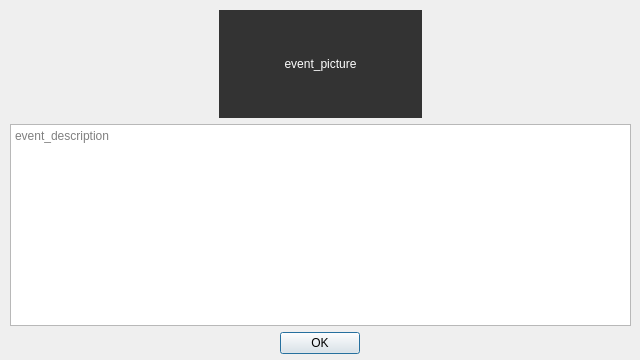
The window that ui/event_dialog.ui (RedT0ny/Dragons-of-Glory) describes before a commit, drawn with Qt 5.
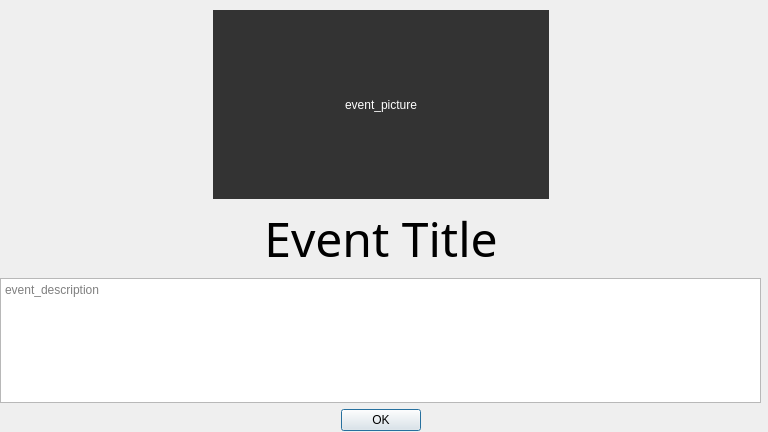
The same window after the commit.

Patch:
```diff
--- a/ui/event_dialog.ui
+++ b/ui/event_dialog.ui
@@ -6,8 +6,8 @@
    <rect>
     <x>0</x>
     <y>0</y>
-    <width>640</width>
-    <height>360</height>
+    <width>768</width>
+    <height>432</height>
    </rect>
   </property>
   <property name="windowTitle">
@@ -16,48 +16,14 @@
   <widget class="QWidget" name="gridLayoutWidget">
    <property name="geometry">
     <rect>
-     <x>10</x>
+     <x>0</x>
      <y>10</y>
-     <width>621</width>
-     <height>344</height>
+     <width>761</width>
+     <height>421</height>
     </rect>
    </property>
    <layout class="QGridLayout" name="event_layout">
-    <item row="2" column="1">
-     <widget class="QLabel" name="event_picture">
-      <property name="sizePolicy">
-       <sizepolicy hsizetype="Fixed" vsizetype="Fixed">
-        <horstretch>0</horstretch>
-        <verstretch>0</verstretch>
-       </sizepolicy>
-      </property>
-      <property name="minimumSize">
-       <size>
-        <width>192</width>
-        <height>108</height>
-       </size>
-      </property>
-      <property name="maximumSize">
-       <size>
-        <width>240</width>
-        <height>135</height>
-       </size>
-      </property>
-      <property name="autoFillBackground">
-       <bool>false</bool>
-      </property>
-      <property name="styleSheet">
-       <string notr="true">background-color: #333; color: white;</string>
-      </property>
-      <property name="text">
-       <string>event_picture</string>
-      </property>
-      <property name="alignment">
-       <set>Qt::AlignmentFlag::AlignCenter</set>
-      </property>
-     </widget>
-    </item>
-    <item row="3" column="0" colspan="3">
+    <item row="4" column="0" colspan="3">
      <widget class="QTextEdit" name="event_description">
       <property name="documentTitle">
        <string/>
@@ -67,7 +33,7 @@
       </property>
      </widget>
     </item>
-    <item row="4" column="1" alignment="Qt::AlignmentFlag::AlignHCenter">
+    <item row="5" column="1" alignment="Qt::AlignmentFlag::AlignHCenter">
      <widget class="QDialogButtonBox" name="event_buttons">
       <property name="sizePolicy">
        <sizepolicy hsizetype="Fixed" vsizetype="Fixed">
@@ -89,6 +55,56 @@
       </property>
      </widget>
     </item>
+    <item row="2" column="1">
+     <widget class="QLabel" name="event_picture">
+      <property name="sizePolicy">
+       <sizepolicy hsizetype="Fixed" vsizetype="Fixed">
+        <horstretch>0</horstretch>
+        <verstretch>0</verstretch>
+       </sizepolicy>
+      </property>
+      <property name="minimumSize">
+       <size>
+        <width>336</width>
+        <height>189</height>
+       </size>
+      </property>
+      <property name="maximumSize">
+       <size>
+        <width>336</width>
+        <height>189</height>
+       </size>
+      </property>
+      <property name="autoFillBackground">
+       <bool>false</bool>
+      </property>
+      <property name="styleSheet">
+       <string notr="true">background-color: #333; color: white;</string>
+      </property>
+      <property name="text">
+       <string>event_picture</string>
+      </property>
+      <property name="alignment">
+       <set>Qt::AlignmentFlag::AlignCenter</set>
+      </property>
+     </widget>
+    </item>
+    <item row="3" column="1">
+     <widget class="QLabel" name="event_title">
+      <property name="font">
+       <font>
+        <family>Libra</family>
+        <pointsize>36</pointsize>
+       </font>
+      </property>
+      <property name="text">
+       <string>Event Title</string>
+      </property>
+      <property name="alignment">
+       <set>Qt::AlignmentFlag::AlignCenter</set>
+      </property>
+     </widget>
+    </item>
    </layout>
   </widget>
  </widget>
```
